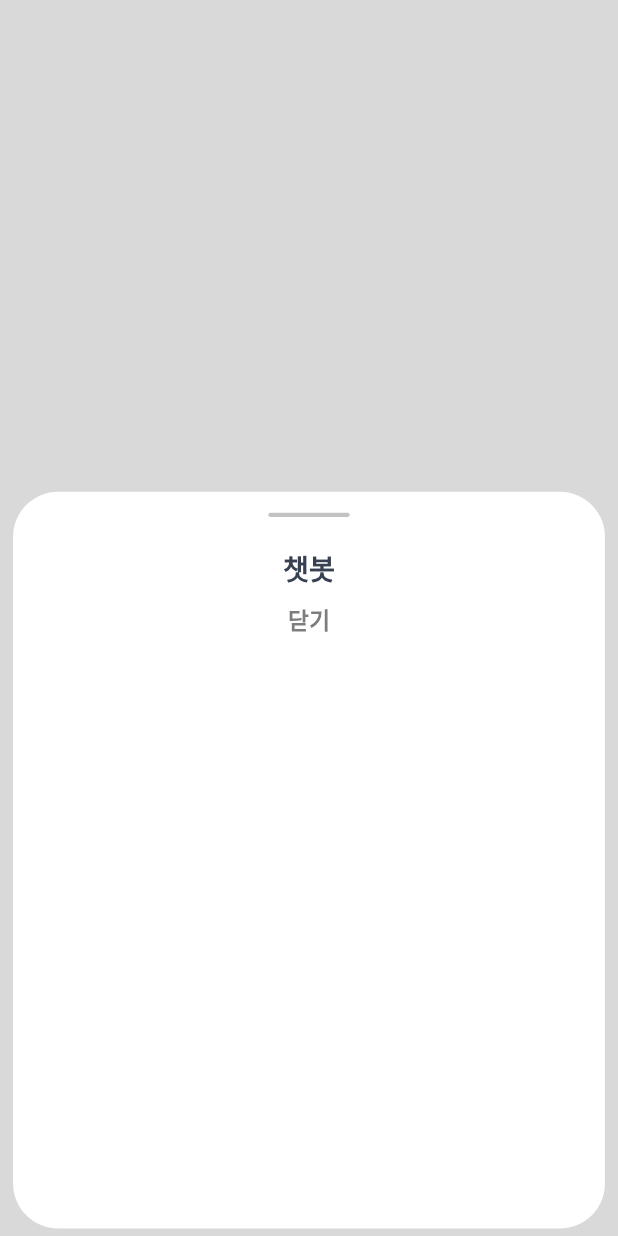
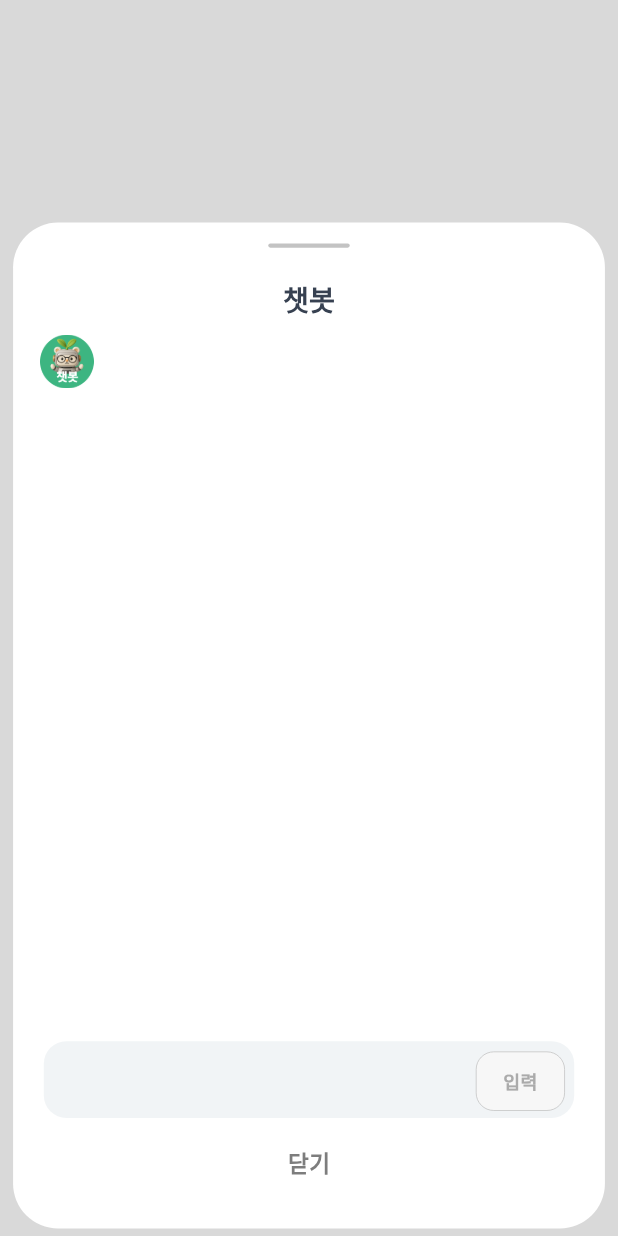
Before and after one commit to Pingrow/2025_SEASONTHON_TEAM_55_FE, a Flutter app: the ChatBotPage screen opened directly, on a phone screen of 412 x 824 dp. Run offline on Flutter 3.47's test engine with Material 3 defaults, Android fonts, the light colour scheme and no system bars; our stand-ins replace carousel_slider, flutter_dotenv, flutter_screenutil, flutter_secure_storage, flutter_svg, go_router and 3 more; missing offline and left inert: kakao_flutter_sdk_user, linear_progress_bar; accounts and stored records are empty; generated files the repository leaves out were written again; Roboto replaces fonts that are missing (Pretendard); project files that could hold a hidden picture were left out.

Commit message:
[추가] 챗봇 페이지 추가

```diff
--- a/lib/main.dart
+++ b/lib/main.dart
@@ -3,6 +3,7 @@ import 'package:flutter_dotenv/flutter_dotenv.dart';
 import 'package:hooks_riverpod/hooks_riverpod.dart';
 import 'package:go_router/go_router.dart';
 import 'package:kakao_flutter_sdk_user/kakao_flutter_sdk_user.dart';
+import 'package:pin_grow/pages/main/chat_bot.dart';
 import 'package:pin_grow/pages/main/goal_modifying.dart';
 import 'package:pin_grow/pages/main/home_page.dart';
 import 'package:pin_grow/pages/main/login_popup.dart';
@@ -180,6 +181,13 @@ class MainApp extends HookConsumerWidget {
           ),
         ],
       ),
+
+      GoRoute(
+        path: "/chat_bot",
+        name: 'chat_bot',
+        pageBuilder: (context, state) =>
+            DialogPage(builder: (_) => ChatBotPage()),
+      ),
     ],
   );
 
--- a/lib/pages/main/chat_bot.dart
+++ b/lib/pages/main/chat_bot.dart
@@ -1,4 +1,5 @@
 import 'package:flutter/material.dart';
+import 'package:flutter/rendering.dart';
 import 'package:flutter/services.dart';
 import 'package:flutter_screenutil/flutter_screenutil.dart';
 import 'package:go_router/go_router.dart';
@@ -17,7 +18,7 @@ class ChatBotPage extends StatefulHookConsumerWidget {
 }
 
 class _ChatBotPageState extends ConsumerState<ChatBotPage> {
-  late final authState = ref.read(authViewModelProvider);
+  TextEditingController _controller = TextEditingController();
 
   @override
   void initState() {
@@ -31,6 +32,8 @@ class _ChatBotPageState extends ConsumerState<ChatBotPage> {
 
   @override
   Widget build(BuildContext context) {
+    final authState = ref.watch(authViewModelProvider);
+
     return Scaffold(
       backgroundColor: Color(0x00000000),
       body: Container(
@@ -52,9 +55,9 @@ class _ChatBotPageState extends ConsumerState<ChatBotPage> {
               child: Container(color: Colors.transparent),
             ),
 
-            Container(
-              width: 385.w,
-              height: 521.h,
+            ConstrainedBox(
+              constraints: BoxConstraints(maxWidth: 385.w, maxHeight: 722.h),
+              child: Container(
                 margin: EdgeInsets.fromLTRB(0, 5, 0, 5),
                 padding: EdgeInsets.fromLTRB(18, 14, 18, 14),
                 decoration: BoxDecoration(
@@ -95,10 +98,115 @@ class _ChatBotPageState extends ConsumerState<ChatBotPage> {
                       ),
                     ),
 
+                    Expanded(
+                      child: SingleChildScrollView(
+                        child: Column(
+                          mainAxisAlignment: MainAxisAlignment.start,
+                          children: [
+                            Row(
+                              mainAxisAlignment: MainAxisAlignment.start,
+                              children: [
+                                Image.asset(
+                                  'assets/icons/chat_bot_icon.png',
+                                  width: 38.r,
+                                  height: 38.r,
+                                ),
+                              ],
+                            ),
+                          ],
+                        ),
+                      ),
+                    ),
+
+                    Container(
+                      constraints: BoxConstraints(
+                        //maxHeight: 136.h,
+                        minHeight: 52.h,
+                        maxWidth: 345.w,
+                        minWidth: 345.w,
+                      ),
+                      decoration: BoxDecoration(
+                        color: Color(0xffF1F4F6),
+                        borderRadius: BorderRadius.circular(15),
+                      ),
+                      child: Row(
+                        mainAxisAlignment: MainAxisAlignment.spaceBetween,
+                        crossAxisAlignment: CrossAxisAlignment.end,
+                        children: [
+                          Expanded(
+                            child: TextFormField(
+                              controller: _controller,
+                              decoration: InputDecoration(
+                                //isDense: true,
+                                constraints: BoxConstraints(
+                                  maxHeight: 136.h,
+                                  minHeight: 52.h,
+                                  maxWidth: 265.w,
+                                  minWidth: 265.w,
+                                ),
+                                contentPadding: EdgeInsets.fromLTRB(
+                                  16.w,
+                                  16.h,
+                                  0,
+                                  16.h,
+                                ),
+                                border: OutlineInputBorder(
+                                  borderRadius: BorderRadius.circular(15),
+                                  borderSide: BorderSide.none,
+                                ),
+                              ),
+
+                              style: TextStyle(
+                                fontSize: 15.sp,
+                                fontWeight: FontWeight.w500,
+                                color: Color(0xff6B7280),
+                              ),
+                              maxLines: null,
+                              keyboardType: TextInputType.multiline,
+                            ),
+                          ),
+                          Padding(
+                            padding: EdgeInsetsGeometry.fromLTRB(
+                              6.w,
+                              5.h,
+                              6.w,
+                              5.h,
+                            ),
+                            child: Container(
+                              constraints: BoxConstraints(
+                                minWidth: 58.w,
+                                minHeight: 42.h,
+                                maxWidth: 58.w,
+                              ),
+                              decoration: BoxDecoration(
+                                border: Border.all(
+                                  width: 0.5,
+                                  color: Color(0xffC1C1C1),
+                                ),
+                                borderRadius: BorderRadius.circular(12),
+                                color: Color(0xffF7F7F7),
+                              ),
+                              alignment: Alignment.center,
+                              child: Text(
+                                '입력',
+                                style: TextStyle(
+                                  fontSize: 13.sp,
+                                  fontWeight: FontWeight.w600,
+                                  color: Color(0xffABABAB),
+                                ),
+                              ),
+                            ),
+                          ),
+                        ],
+                      ),
+                    ),
+
                     GestureDetector(
                       onTap: () {
                         GoRouter.of(context).pop();
                       },
+                      child: Padding(
+                        padding: EdgeInsetsGeometry.fromLTRB(0, 20.h, 0, 20.h),
                         child: Text(
                           '닫기',
                           style: TextStyle(
@@ -108,7 +216,9 @@ class _ChatBotPageState extends ConsumerState<ChatBotPage> {
                           ),
                         ),
                       ),
+                    ),
                   ],
+                ),
               ),
             ),
           ],
--- a/lib/pages/main/home_page.dart
+++ b/lib/pages/main/home_page.dart
@@ -615,7 +615,9 @@ class _HomePageState extends ConsumerState<HomePage> {
             right: 15.w,
             bottom: 15.h,
             child: GestureDetector(
-              onTap: () {},
+              onTap: () {
+                GoRouter.of(context).push('/chat_bot');
+              },
               child: Image.asset(
                 'assets/icons/chat_bot_icon.png',
                 width: 60.r,
```
Lines whose indentation alone changed are shown as unchanged.
